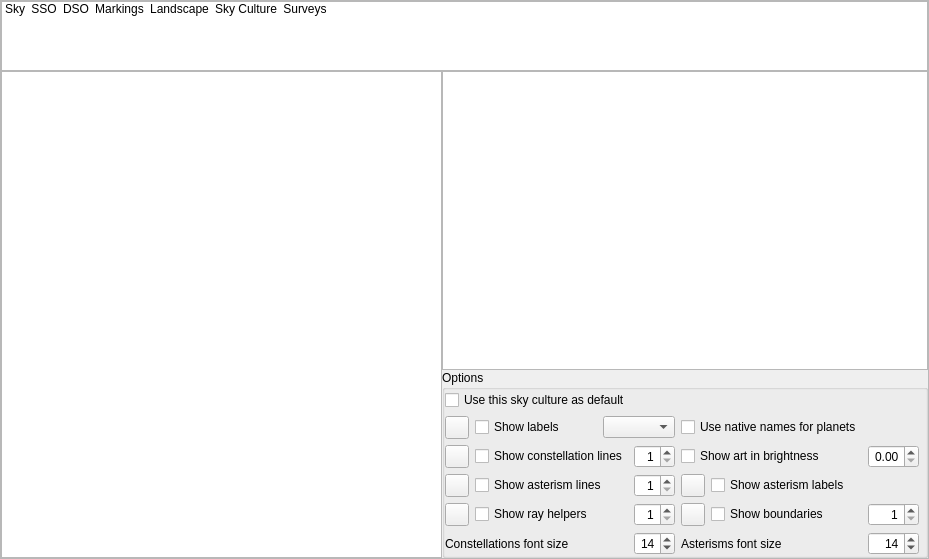
Qt form src/gui/viewDialog.ui (Stellarium/stellarium) before a commit.
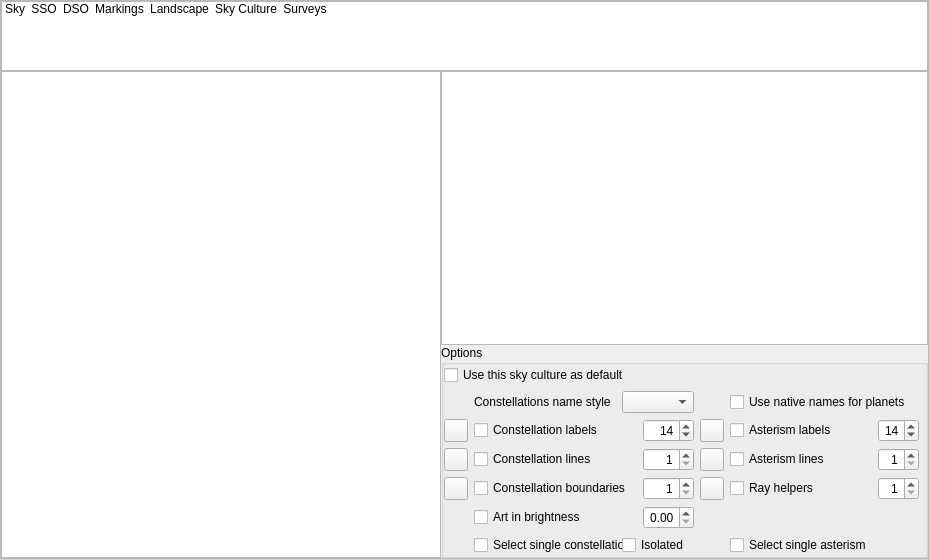
The same form after that commit. The open tabs and pages were chosen to show the change. Icons and pictures are not drawn. Custom widgets are drawn as their Qt base class.

Commit message: immediate-store settings on Starlore tab - also move selection of single constellations to starlore   and add isolated setting as well.   Properties/config keys should be named more fittingly.

```diff
--- a/src/gui/viewDialog.ui
+++ b/src/gui/viewDialog.ui
@@ -4952,8 +4952,40 @@
               <number>0</number>
              </property>
              <item row="1" column="0" rowspan="2">
-              <layout class="QGridLayout" name="gridLayout_24">
-               <item row="3" column="3">
+              <layout class="QGridLayout" name="skyCultureGridLayout">
+               <item row="2" column="5">
+                <widget class="QCheckBox" name="showAsterismLinesCheckBox">
+                 <property name="sizePolicy">
+                  <sizepolicy hsizetype="MinimumExpanding" vsizetype="Fixed">
+                   <horstretch>0</horstretch>
+                   <verstretch>0</verstretch>
+                  </sizepolicy>
+                 </property>
+                 <property name="text">
+                  <string>Asterism lines</string>
+                 </property>
+                </widget>
+               </item>
+               <item row="1" column="6">
+                <widget class="QSpinBox" name="asterismsFontSizeSpinBox">
+                 <property name="toolTip">
+                  <string>Asterisms font size</string>
+                 </property>
+                 <property name="alignment">
+                  <set>Qt::AlignRight|Qt::AlignTrailing|Qt::AlignVCenter</set>
+                 </property>
+                 <property name="minimum">
+                  <number>8</number>
+                 </property>
+                 <property name="maximum">
+                  <number>40</number>
+                 </property>
+                 <property name="value">
+                  <number>14</number>
+                 </property>
+                </widget>
+               </item>
+               <item row="5" column="6">
                 <widget class="QSpinBox" name="rayHelperThicknessSpinBox">
                  <property name="toolTip">
                   <string>Thickness of line in pixels</string>
@@ -4969,28 +5001,21 @@
                  </property>
                 </widget>
                </item>
-               <item row="2" column="0">
-                <widget class="ColorButton" name="colorAsterismLines">
+               <item row="5" column="0">
+                <widget class="ColorButton" name="colorConstellationBoundaries">
                  <property name="toolTip">
                   <string>Color of asterism lines</string>
                  </property>
                 </widget>
                </item>
                <item row="1" column="0">
-                <widget class="ColorButton" name="colorConstellationLines">
-                 <property name="toolTip">
-                  <string>Color of constellation lines</string>
-                 </property>
-                </widget>
-               </item>
-               <item row="0" column="0">
                 <widget class="ColorButton" name="colorConstellationLabels">
                  <property name="toolTip">
                   <string>Color of constellation names</string>
                  </property>
                 </widget>
                </item>
-               <item row="0" column="1">
+               <item row="1" column="1" colspan="2">
                 <widget class="QCheckBox" name="showConstellationLabelsCheckBox">
                  <property name="sizePolicy">
                   <sizepolicy hsizetype="MinimumExpanding" vsizetype="Fixed">
@@ -4999,11 +5024,97 @@
                   </sizepolicy>
                  </property>
                  <property name="text">
-                  <string>Show labels</string>
+                  <string>Constellation labels</string>
                  </property>
                 </widget>
                </item>
-               <item row="2" column="3">
+               <item row="1" column="3">
+                <widget class="QSpinBox" name="constellationsFontSizeSpinBox">
+                 <property name="toolTip">
+                  <string>Constellations font size</string>
+                 </property>
+                 <property name="alignment">
+                  <set>Qt::AlignRight|Qt::AlignTrailing|Qt::AlignVCenter</set>
+                 </property>
+                 <property name="minimum">
+                  <number>8</number>
+                 </property>
+                 <property name="maximum">
+                  <number>40</number>
+                 </property>
+                 <property name="value">
+                  <number>14</number>
+                 </property>
+                </widget>
+               </item>
+               <item row="2" column="1" colspan="2">
+                <widget class="QCheckBox" name="showConstellationLinesCheckBox">
+                 <property name="sizePolicy">
+                  <sizepolicy hsizetype="MinimumExpanding" vsizetype="Fixed">
+                   <horstretch>0</horstretch>
+                   <verstretch>0</verstretch>
+                  </sizepolicy>
+                 </property>
+                 <property name="text">
+                  <string>Constellation lines</string>
+                 </property>
+                </widget>
+               </item>
+               <item row="5" column="4">
+                <widget class="ColorButton" name="colorRayHelpers">
+                 <property name="toolTip">
+                  <string>Color of ray helpers</string>
+                 </property>
+                </widget>
+               </item>
+               <item row="2" column="0">
+                <widget class="ColorButton" name="colorConstellationLines">
+                 <property name="toolTip">
+                  <string>Color of constellation lines</string>
+                 </property>
+                </widget>
+               </item>
+               <item row="2" column="4">
+                <widget class="ColorButton" name="colorAsterismLines">
+                 <property name="toolTip">
+                  <string>Color of asterism lines</string>
+                 </property>
+                </widget>
+               </item>
+               <item row="5" column="5">
+                <widget class="QCheckBox" name="showRayHelpersCheckBox">
+                 <property name="sizePolicy">
+                  <sizepolicy hsizetype="MinimumExpanding" vsizetype="Fixed">
+                   <horstretch>0</horstretch>
+                   <verstretch>0</verstretch>
+                  </sizepolicy>
+                 </property>
+                 <property name="text">
+                  <string>Ray helpers</string>
+                 </property>
+                </widget>
+               </item>
+               <item row="1" column="4">
+                <widget class="ColorButton" name="colorAsterismLabels">
+                 <property name="toolTip">
+                  <string>Color of asterism names</string>
+                 </property>
+                </widget>
+               </item>
+               <item row="1" column="5">
+                <widget class="QCheckBox" name="showAsterismLabelsCheckBox">
+                 <property name="sizePolicy">
+                  <sizepolicy hsizetype="MinimumExpanding" vsizetype="Fixed">
+                   <horstretch>0</horstretch>
+                   <verstretch>0</verstretch>
+                  </sizepolicy>
+                 </property>
+                 <property name="text">
+                  <string>Asterism labels</string>
+                 </property>
+                </widget>
+               </item>
+               <item row="2" column="6">
                 <widget class="QSpinBox" name="asterismLineThicknessSpinBox">
                  <property name="toolTip">
                   <string>Thickness of line in pixels</string>
@@ -5019,7 +5130,7 @@
                  </property>
                 </widget>
                </item>
-               <item row="1" column="3">
+               <item row="2" column="3">
                 <widget class="QSpinBox" name="constellationLineThicknessSpinBox">
                  <property name="toolTip">
                   <string>Thickness of line in pixels</string>
@@ -5035,22 +5146,6 @@
                  </property>
                 </widget>
                </item>
-               <item row="4" column="3">
-                <widget class="QSpinBox" name="constellationsFontSizeSpinBox">
-                 <property name="alignment">
-                  <set>Qt::AlignRight|Qt::AlignTrailing|Qt::AlignVCenter</set>
-                 </property>
-                 <property name="minimum">
-                  <number>8</number>
-                 </property>
-                 <property name="maximum">
-                  <number>40</number>
-                 </property>
-                 <property name="value">
-                  <number>14</number>
-                 </property>
-                </widget>
-               </item>
                <item row="0" column="2" colspan="2">
                 <widget class="QComboBox" name="skyCultureNamesStyleComboBox">
                  <property name="toolTip">
@@ -5061,15 +5156,24 @@
                  </property>
                 </widget>
                </item>
-               <item row="3" column="0">
-                <widget class="ColorButton" name="colorRayHelpers">
+               <item row="0" column="5" colspan="2">
+                <widget class="QCheckBox" name="nativePlanetNamesCheckBox">
+                 <property name="sizePolicy">
+                  <sizepolicy hsizetype="MinimumExpanding" vsizetype="Fixed">
+                   <horstretch>0</horstretch>
+                   <verstretch>0</verstretch>
+                  </sizepolicy>
+                 </property>
                  <property name="toolTip">
-                  <string>Color of ray helpers</string>
+                  <string>Use native names for planets from current culture</string>
+                 </property>
+                 <property name="text">
+                  <string>Use native names for planets</string>
                  </property>
                 </widget>
                </item>
-               <item row="4" column="4" colspan="2">
-                <widget class="QLabel" name="labelAsterismsFontSize">
+               <item row="0" column="1">
+                <widget class="QLabel" name="labelConstellationsNameStyle">
                  <property name="sizePolicy">
                   <sizepolicy hsizetype="MinimumExpanding" vsizetype="Preferred">
                    <horstretch>0</horstretch>
@@ -5077,34 +5181,47 @@
                   </sizepolicy>
                  </property>
                  <property name="text">
-                  <string>Asterisms font size</string>
+                  <string>Constellations name style</string>
                  </property>
                 </widget>
                </item>
-               <item row="4" column="6">
-                <widget class="QSpinBox" name="asterismsFontSizeSpinBox">
+               <item row="7" column="1" colspan="2">
+                <widget class="QCheckBox" name="selectSingleConstellationCheckBox">
+                 <property name="text">
+                  <string>Select single constellation</string>
+                 </property>
+				 <property name="toolTip">
+				  <string>Click on star to show its constellation</string>
+				 </property>
+                </widget>
+               </item>
+               <item row="7" column="5">
+                <widget class="QCheckBox" name="selectSingleAsterismCheckBox">
+                 <property name="text">
+                  <string>Select single asterism</string>
+                 </property>
+				 <property name="toolTip">
+				  <string>For scripting use only</string>
+				 </property>
+                </widget>
+               </item>
+               <item row="5" column="3">
+                <widget class="QSpinBox" name="constellationBoundariesThicknessSpinBox">
+                 <property name="toolTip">
+                  <string>Thickness of line in pixels</string>
+                 </property>
                  <property name="alignment">
                   <set>Qt::AlignRight|Qt::AlignTrailing|Qt::AlignVCenter</set>
                  </property>
                  <property name="minimum">
-                  <number>8</number>
+                  <number>1</number>
                  </property>
                  <property name="maximum">
-                  <number>40</number>
+                  <number>5</number>
                  </property>
-                 <property name="value">
-                  <number>14</number>
-                 </property>
                 </widget>
                </item>
-               <item row="3" column="4">
-                <widget class="ColorButton" name="colorConstellationBoundaries">
-                 <property name="toolTip">
-                  <string>Color of constellation boundaries</string>
-                 </property>
-                </widget>
-               </item>
-               <item row="3" column="5">
+               <item row="5" column="1" colspan="2">
                 <widget class="QCheckBox" name="showConstellationBoundariesCheckBox">
                  <property name="sizePolicy">
                   <sizepolicy hsizetype="MinimumExpanding" vsizetype="Fixed">
@@ -5116,47 +5233,11 @@
                   <string>Show boundaries of constellations</string>
                  </property>
                  <property name="text">
-                  <string>Show boundaries</string>
+                  <string>Constellation boundaries</string>
                  </property>
                 </widget>
                </item>
-               <item row="3" column="6">
-                <widget class="QSpinBox" name="constellationBoundariesThicknessSpinBox">
-                 <property name="toolTip">
-                  <string>Thickness of line in pixels</string>
-                 </property>
-                 <property name="alignment">
-                  <set>Qt::AlignRight|Qt::AlignTrailing|Qt::AlignVCenter</set>
-                 </property>
-                 <property name="minimum">
-                  <number>1</number>
-                 </property>
-                 <property name="maximum">
-                  <number>5</number>
-                 </property>
-                </widget>
-               </item>
-               <item row="2" column="4">
-                <widget class="ColorButton" name="colorAsterismLabels">
-                 <property name="toolTip">
-                  <string>Color of asterism names</string>
-                 </property>
-                </widget>
-               </item>
-               <item row="2" column="5">
-                <widget class="QCheckBox" name="showAsterismLabelsCheckBox">
-                 <property name="sizePolicy">
-                  <sizepolicy hsizetype="MinimumExpanding" vsizetype="Fixed">
-                   <horstretch>0</horstretch>
-                   <verstretch>0</verstretch>
-                  </sizepolicy>
-                 </property>
-                 <property name="text">
-                  <string>Show asterism labels</string>
-                 </property>
-                </widget>
-               </item>
-               <item row="1" column="6">
+               <item row="6" column="3">
                 <widget class="QDoubleSpinBox" name="constellationArtBrightnessSpinBox">
                  <property name="alignment">
                   <set>Qt::AlignRight|Qt::AlignTrailing|Qt::AlignVCenter</set>
@@ -5169,23 +5250,7 @@
                  </property>
                 </widget>
                </item>
-               <item row="0" column="4" colspan="2">
-                <widget class="QCheckBox" name="nativePlanetNamesCheckBox">
-                 <property name="sizePolicy">
-                  <sizepolicy hsizetype="MinimumExpanding" vsizetype="Fixed">
-                   <horstretch>0</horstretch>
-                   <verstretch>0</verstretch>
-                  </sizepolicy>
-                 </property>
-                 <property name="toolTip">
-                  <string>Use native names for planets from current culture</string>
-                 </property>
-                 <property name="text">
-                  <string>Use native names for planets</string>
-                 </property>
-                </widget>
-               </item>
-               <item row="1" column="4" colspan="2">
+               <item row="6" column="1" colspan="2">
                 <widget class="QCheckBox" name="showConstellationArtCheckBox">
                  <property name="sizePolicy">
                   <sizepolicy hsizetype="MinimumExpanding" vsizetype="Fixed">
@@ -5194,60 +5259,18 @@
                   </sizepolicy>
                  </property>
                  <property name="text">
-                  <string>Show art in brightness</string>
+                  <string>Art in brightness</string>
                  </property>
                 </widget>
                </item>
-               <item row="1" column="1" colspan="2">
-                <widget class="QCheckBox" name="showConstellationLinesCheckBox">
-                 <property name="sizePolicy">
-                  <sizepolicy hsizetype="MinimumExpanding" vsizetype="Fixed">
-                   <horstretch>0</horstretch>
-                   <verstretch>0</verstretch>
-                  </sizepolicy>
-                 </property>
+               <item row="7" column="2" colspan="2">
+                <widget class="QCheckBox" name="constellationPickCheckBox">
                  <property name="text">
-                  <string>Show constellation lines</string>
+                  <string>Isolated</string>
                  </property>
-                </widget>
-               </item>
-               <item row="2" column="1" colspan="2">
-                <widget class="QCheckBox" name="showAsterismLinesCheckBox">
-                 <property name="sizePolicy">
-                  <sizepolicy hsizetype="MinimumExpanding" vsizetype="Fixed">
-                   <horstretch>0</horstretch>
-                   <verstretch>0</verstretch>
-                  </sizepolicy>
-                 </property>
-                 <property name="text">
-                  <string>Show asterism lines</string>
-                 </property>
-                </widget>
-               </item>
-               <item row="3" column="1" colspan="2">
-                <widget class="QCheckBox" name="showRayHelpersCheckBox">
-                 <property name="sizePolicy">
-                  <sizepolicy hsizetype="MinimumExpanding" vsizetype="Fixed">
-                   <horstretch>0</horstretch>
-                   <verstretch>0</verstretch>
-                  </sizepolicy>
-                 </property>
-                 <property name="text">
-                  <string>Show ray helpers</string>
-                 </property>
-                </widget>
-               </item>
-               <item row="4" column="0" colspan="3">
-                <widget class="QLabel" name="labelConstellationsFontSize">
-                 <property name="sizePolicy">
-                  <sizepolicy hsizetype="MinimumExpanding" vsizetype="Preferred">
-                   <horstretch>0</horstretch>
-                   <verstretch>0</verstretch>
-                  </sizepolicy>
-                 </property>
-                 <property name="text">
-                  <string>Constellations font size</string>
-                 </property>
+				 <property name="toolTip">
+				  <string>Only one at a time</string>
+				 </property>
                 </widget>
                </item>
               </layout>
```
Left out of the diff: 51 changed lines with no effect on the pictures. The commit also changes 6 other files.
